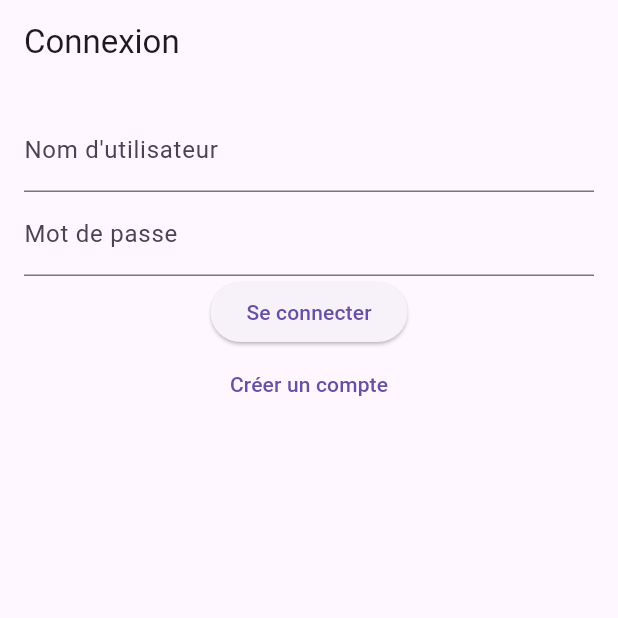
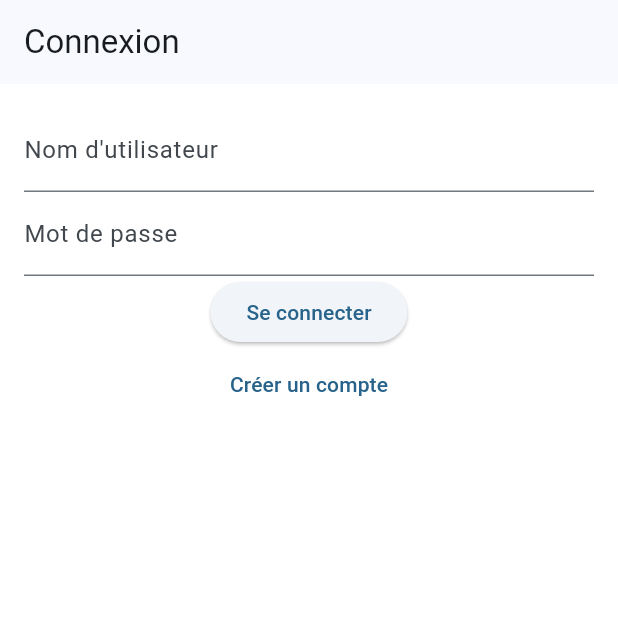
Before and after one commit to Daris02/social-app-ui, a Flutter app: the screen it shows after launch, on a phone screen of 412 x 824 dp, the top half of it. Run offline on Flutter 3.47's test engine with Material 3 defaults, Android fonts, the phone set to English and light mode, and no system bars; our stand-ins replace dio, flutter_riverpod, go_router, shared_preferences; missing offline and left inert: flutter_webrtc.

Commit message:
fix: change color theme

```diff
--- a/lib/main.dart
+++ b/lib/main.dart
@@ -13,7 +13,10 @@ class MyApp extends StatelessWidget {
       title: 'Flutter App Auth',
       debugShowCheckedModeBanner: false,
       routerConfig: appRouter,
-      theme: ThemeData(primarySwatch: Colors.blue),
+      theme: ThemeData(
+        colorSchemeSeed: Colors.lightBlue,
+        scaffoldBackgroundColor: Colors.white
+      ),
     );
   }
 }
```
